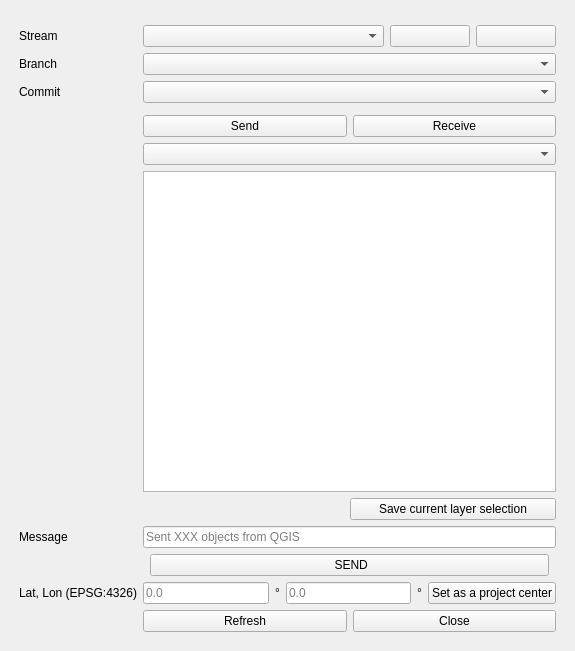
First picture: the form in ui/speckle_qgis_dialog_base.ui, repository specklesystems/speckle-qgis, before the edit.
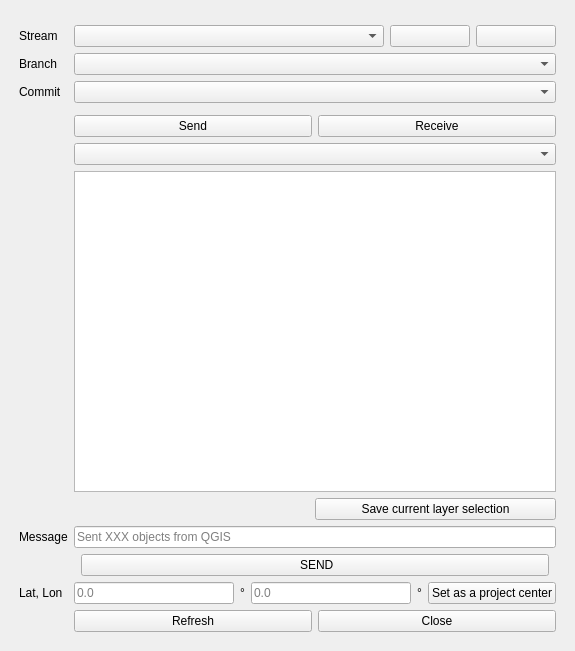
Second picture: the form after the edit.

```diff
--- a/ui/speckle_qgis_dialog_base.ui
+++ b/ui/speckle_qgis_dialog_base.ui
@@ -236,7 +236,7 @@
         <item row="11" column="0">
          <widget class="QLabel" name="surveyPointLabel">
           <property name="text">
-           <string>Lat, Lon (EPSG:4326)</string>
+           <string>Lat, Lon</string>
           </property>
          </widget>
         </item>
```
